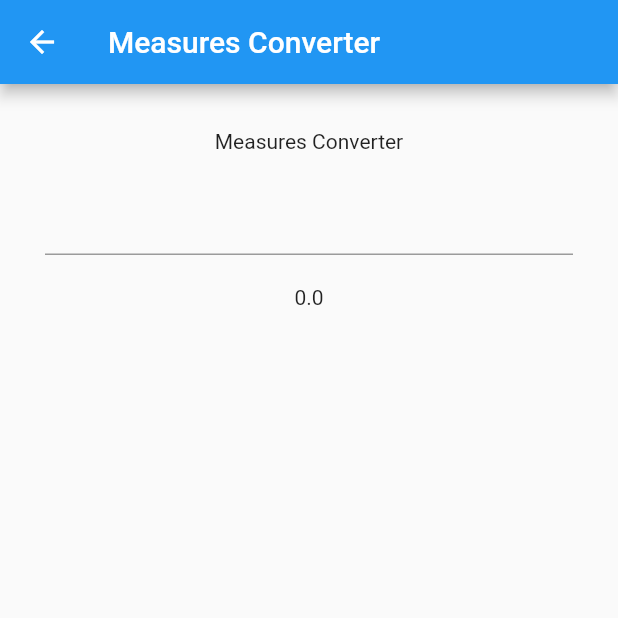
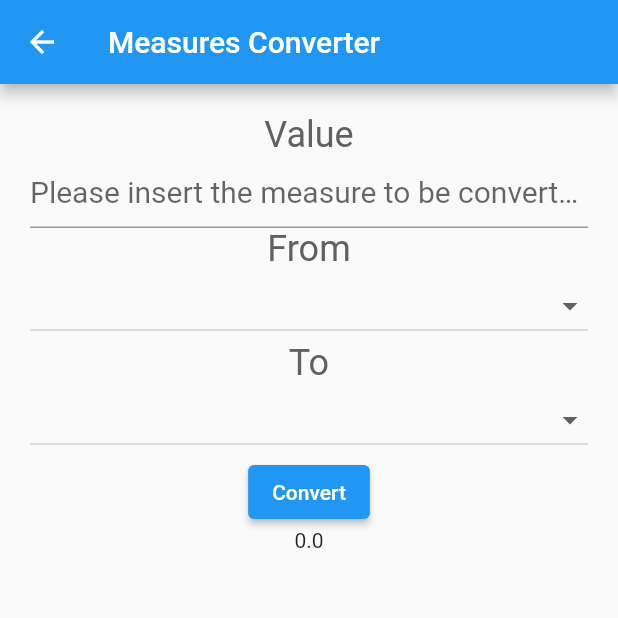
Before and after one commit to anditakaesar/flutter_feature_test, a Flutter app: the UnitConverterCalculator screen opened by its route, on a phone screen of 412 x 824 dp, the top half of it. Run offline on Flutter 3.47's test engine with Material 2 defaults, Android fonts, the phone set to English and light mode, and no system bars; generated files the repository leaves out were written again.

Commit message:
feat: finishing unit converter feature

```diff
--- a/lib/src/sample_feature/unit_converter_calculator.dart
+++ b/lib/src/sample_feature/unit_converter_calculator.dart
@@ -10,7 +10,72 @@ class UnitConverterCalculator extends StatefulWidget {
 }
 
 class UnitConverterCalculatorState extends State<UnitConverterCalculator> {
+  final Map<String, int> _measureMap = {
+    'meters': 0,
+    'kilometers': 1,
+    'grams': 2,
+    'kilograms': 3,
+    'feet': 4,
+    'miles': 5,
+    'pounds (lbs)': 6,
+    'ounces': 7,
+  };
+  final dynamic _formulas = {
+    '0': [1, 0.001, 0, 0, 3.28084, 0.000621371, 0, 0],
+    '1': [1000, 1, 0, 0, 3280.84, 0.621371, 0, 0],
+    '2': [0, 0, 1, 0.0001, 0, 0, 0.00220462, 0.035274],
+    '3': [0, 0, 1000, 1, 0, 0, 2.20462, 35.274],
+    '4': [0.3048, 0.0003048, 0, 0, 1, 0.000189394, 0, 0],
+    '5': [1609.34, 1.60934, 0, 0, 5280, 1, 0, 0],
+    '6': [0, 0, 453.592, 0.453592, 0, 0, 1, 16],
+    '7': [0, 0, 28.3495, 0.0283495, 3.28084, 0, 0.0625, 1],
+  };
+
   double _numberFrom = 0;
+  String? _startMeasure;
+  String? _endMeasure;
+  String? _resultMessage;
+  final List<String> _measures = [
+    'meters',
+    'kilometers',
+    'grams',
+    'kilograms',
+    'feet',
+    'miles',
+    'pounds (lbs)',
+    'ounces',
+  ];
+
+  void convert(double value, String from, String to) {
+    int? nFrom = _measureMap[from];
+    int? nTo = _measureMap[to];
+    var multiplier = _formulas[nFrom.toString()][nTo];
+    double result = value * multiplier;
+    if (result == 0) {
+      _resultMessage = 'This conversion cannot be performed';
+    } else {
+      _resultMessage =
+          '${_numberFrom.toString()} $_startMeasure are ${result.toString()} $_endMeasure';
+    }
+    setState(() {
+      _resultMessage = _resultMessage;
+    });
+  }
+
+  bool checkInputs() {
+    return _startMeasure!.isEmpty || _endMeasure!.isEmpty || _numberFrom == 0;
+  }
+
+  final TextStyle inputStyle = TextStyle(
+    fontSize: 20,
+    color: Colors.blue[900],
+  );
+
+  final TextStyle labelStyle = TextStyle(
+    fontSize: 24,
+    color: Colors.grey[700],
+  );
+
   static const EdgeInsets edgeInsetsAll10 = EdgeInsets.all(10);
 
   @override
@@ -27,17 +92,16 @@ class UnitConverterCalculatorState extends State<UnitConverterCalculator> {
       ),
       body: SingleChildScrollView(
         child: Padding(
-          padding: const EdgeInsets.all(20),
+          padding: const EdgeInsets.symmetric(horizontal: 20, vertical: 20),
           child: Center(
-              child: Column(
-            children: [
-              const Padding(
-                padding: edgeInsetsAll10,
-                child: Text(UnitConverterCalculator.title),
-              ),
-              Padding(
-                padding: edgeInsetsAll10,
-                child: TextField(
+            child: Column(
+              children: [
+                Text(
+                  'Value',
+                  style: labelStyle,
+                ),
+                TextField(
+                  style: inputStyle,
                   onChanged: (text) {
                     var rv = double.tryParse(text);
                     if (rv != null) {
@@ -46,15 +110,61 @@ class UnitConverterCalculatorState extends State<UnitConverterCalculator> {
                       });
                     }
                   },
+                  decoration: const InputDecoration(
+                    hintText: 'Please insert the measure to be converted',
+                  ),
                 ),
-              ),
-              Padding(
-                padding: edgeInsetsAll10,
-                child:
-                    Text((_numberFrom == null) ? '' : _numberFrom.toString()),
-              )
-            ],
-          )),
+                Text(
+                  'From',
+                  style: labelStyle,
+                ),
+                DropdownButton(
+                  isExpanded: true,
+                  value: _startMeasure,
+                  items: _measures.map((String value) {
+                    return DropdownMenuItem<String>(
+                      value: value,
+                      child: Text(value),
+                    );
+                  }).toList(),
+                  onChanged: (value) {
+                    setState(() {
+                      _startMeasure = value;
+                    });
+                  },
+                ),
+                Text(
+                  'To',
+                  style: labelStyle,
+                ),
+                DropdownButton(
+                  isExpanded: true,
+                  value: _endMeasure,
+                  items: _measures.map((String value) {
+                    return DropdownMenuItem<String>(
+                      value: value,
+                      child: Text(value),
+                    );
+                  }).toList(),
+                  onChanged: (value) {
+                    setState(() {
+                      _endMeasure = value;
+                    });
+                  },
+                ),
+                ElevatedButton(
+                  child: const Text('Convert'),
+                  onPressed: () {
+                    if (checkInputs()) {
+                      return;
+                    }
+                    convert(_numberFrom, _startMeasure!, _endMeasure!);
+                  },
+                ),
+                Text(_resultMessage ?? _numberFrom.toString())
+              ],
+            ),
+          ),
         ),
       ),
     );
```
